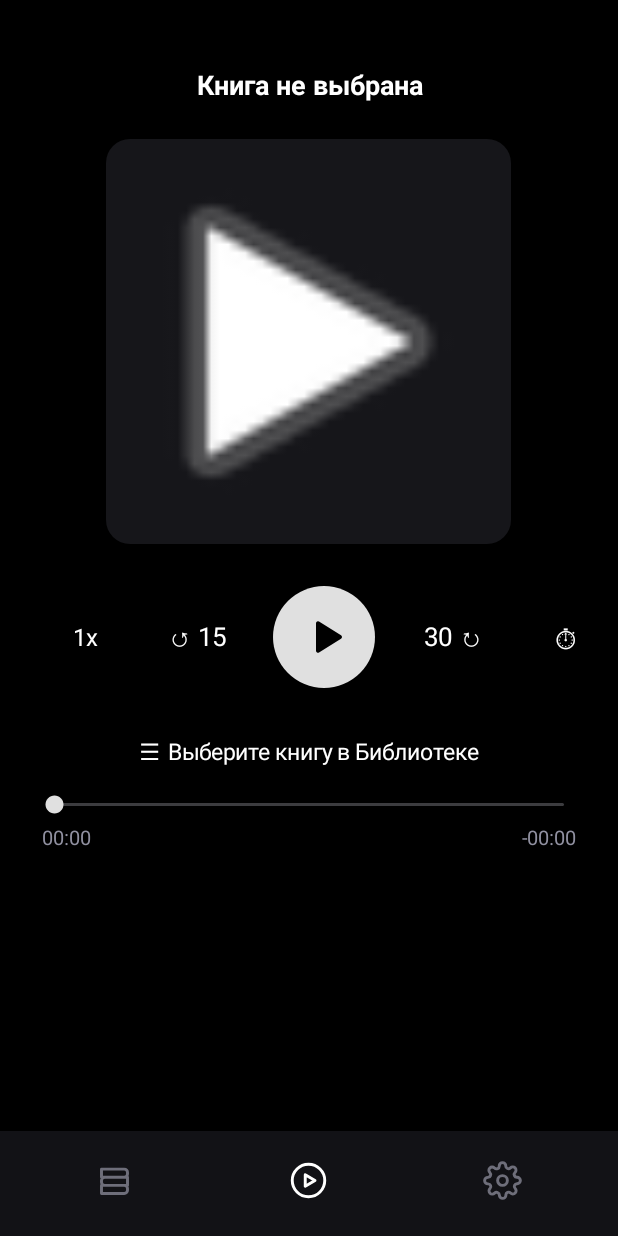
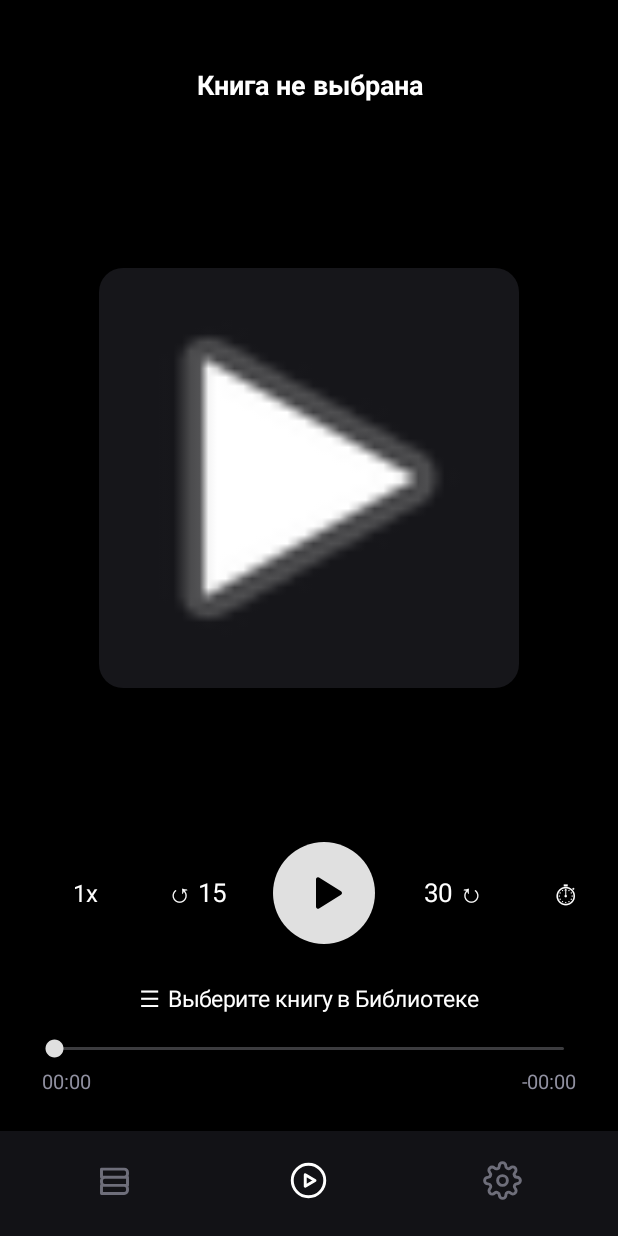
Before and after one commit to ciffaa/player, an Android app: the screen it shows after launch (MainActivity), on a phone screen of 412 x 824 dp. Run offline under Robolectric (Android 15) with nearby library versions, the phone set to English and light mode, and no system bars; 3 statements that could not run were skipped.

Commit message:
Update MainActivity.kt

```diff
--- a/app/src/main/java/com/audiobook/player/MainActivity.kt
+++ b/app/src/main/java/com/audiobook/player/MainActivity.kt
@@ -216,10 +216,20 @@ class MainActivity : Activity() {
             maxLines = 2
             ellipsize = TextUtils.TruncateAt.END
             gravity = Gravity.CENTER
-            setPadding(dp(8), dp(8), dp(8), dp(24))
+            setPadding(dp(8), dp(8), dp(8), dp(8))
         }
 
-        val coverSize = dp(270)
+        // Гибкий контейнер для обложки — центрирует её и сдвигает управление вниз
+        val coverWrapper = LinearLayout(this).apply {
+            gravity = Gravity.CENTER
+            layoutParams = LinearLayout.LayoutParams(
+                LinearLayout.LayoutParams.MATCH_PARENT,
+                0,
+                1f
+            )
+        }
+
+        val coverSize = dp(280)
         coverView = ImageView(this).apply {
             scaleType = ImageView.ScaleType.CENTER_CROP
             setImageResource(android.R.drawable.ic_media_play)
@@ -229,10 +239,9 @@ class MainActivity : Activity() {
                 }
             }
             clipToOutline = true
-            layoutParams = LinearLayout.LayoutParams(coverSize, coverSize).apply {
-                bottomMargin = dp(28)
-            }
+            layoutParams = LinearLayout.LayoutParams(coverSize, coverSize)
         }
+        coverWrapper.addView(coverView)
 
         val controlsRow = LinearLayout(this).apply {
             orientation = LinearLayout.HORIZONTAL
@@ -242,7 +251,7 @@ class MainActivity : Activity() {
                 LinearLayout.LayoutParams.MATCH_PARENT,
                 LinearLayout.LayoutParams.WRAP_CONTENT
             ).apply {
-                bottomMargin = dp(24)
+                bottomMargin = dp(20)
             }
         }
 
@@ -301,7 +310,7 @@ class MainActivity : Activity() {
             maxLines = 1
             ellipsize = TextUtils.TruncateAt.END
             gravity = Gravity.CENTER
-            setPadding(dp(12), dp(8), dp(12), dp(16))
+            setPadding(dp(12), dp(6), dp(12), dp(14))
             setOnClickListener { showChaptersDialog() }
         }
 
@@ -328,7 +337,7 @@ class MainActivity : Activity() {
 
         val timeRow = LinearLayout(this).apply {
             orientation = LinearLayout.HORIZONTAL
-            setPadding(dp(8), dp(4), dp(8), 0)
+            setPadding(dp(8), dp(4), dp(8), dp(12))
         }
         elapsedTimeView = TextView(this).apply {
             text = "00:00"
@@ -345,7 +354,7 @@ class MainActivity : Activity() {
         timeRow.addView(remainingTimeView)
 
         playerContainer.addView(bookTitleView)
-        playerContainer.addView(coverView)
+        playerContainer.addView(coverWrapper)
         playerContainer.addView(controlsRow)
         playerContainer.addView(chapterBtn)
         playerContainer.addView(seekBar, LinearLayout.LayoutParams(
```
